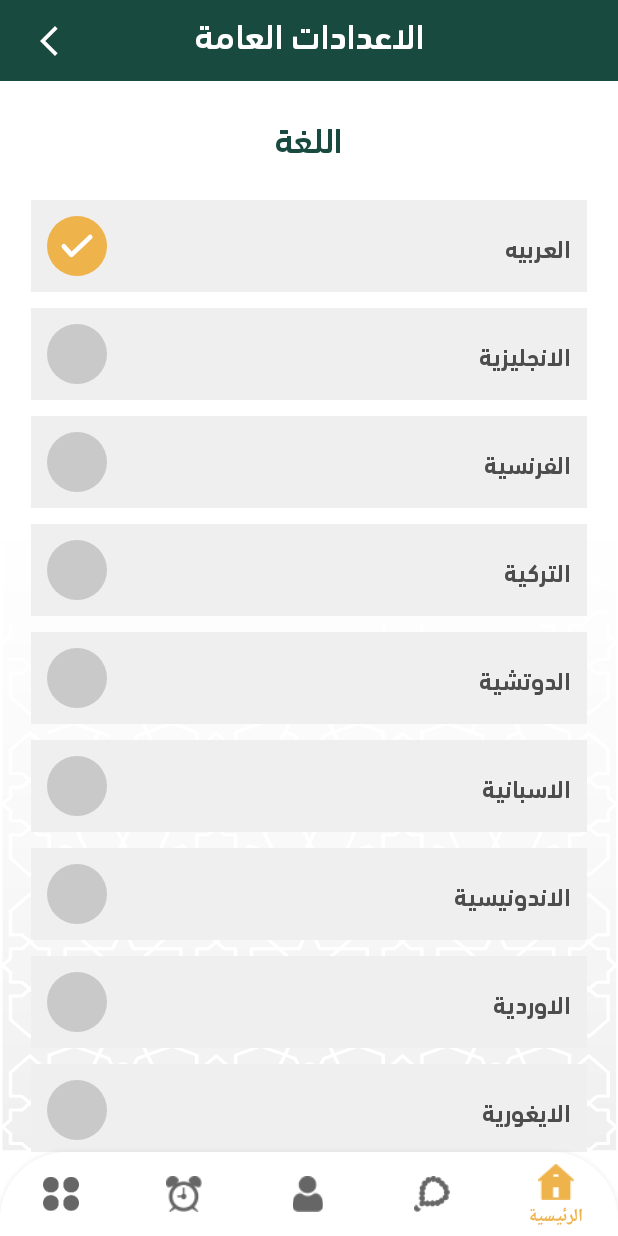
After one commit to AhmedNader65/Alsalah, an Android app: the LanguageFragment screen opened through its navigation route, on a phone screen of 412 x 824 dp. The commit adds this screen. Run offline under Robolectric (Android 15) with nearby library versions, the light colour scheme and no system bars; our stand-ins replace Dagger/Hilt's generated code, navigation-ui, sdp/ssp sizes; 31 statements that could not run were skipped.

Commit message:
language fragment

```diff
--- /dev/null
+++ b/app/src/main/java/com/crazyidea/alsalah/adapter/LanguagesAdapter.kt
@@ -0,0 +1,94 @@
+package com.crazyidea.alsalah.adapter
+
+import android.content.Context
+import android.view.LayoutInflater
+import android.view.View
+import android.view.ViewGroup
+import android.widget.ImageView
+import android.widget.TextView
+import androidx.recyclerview.widget.RecyclerView
+import com.crazyidea.alsalah.R
+import com.crazyidea.alsalah.data.model.SupportedLanguage
+import com.crazyidea.alsalah.utils.GlobalPreferences
+import javax.inject.Inject
+
+class LanguagesAdapter(
+    private val dataSet: ArrayList<SupportedLanguage>,
+    private val listner: LanguagListner
+) :
+    RecyclerView.Adapter<LanguagesAdapter.ViewHolder>() {
+    private lateinit var context: Context
+
+    lateinit var globalPreferences: GlobalPreferences
+
+    /**
+     * Provide a reference to the type of views that you are using
+     * (custom ViewHolder).
+     */
+    class ViewHolder(view: View) : RecyclerView.ViewHolder(view) {
+        val language_status: ImageView
+        val language_title: TextView
+
+        init {
+            // Define click listener for the ViewHolder's View.
+            language_status = view.findViewById(R.id.language_status)
+            language_title = view.findViewById(R.id.language_title)
+
+        }
+    }
+
+    // Create new views (invoked by the layout manager)
+    override fun onCreateViewHolder(viewGroup: ViewGroup, viewType: Int): ViewHolder {
+        // Create a new view, which defines the UI of the list item
+
+        context = viewGroup.context
+        globalPreferences=GlobalPreferences(context)
+        findMyLanguage()
+        val view = LayoutInflater.from(viewGroup.context)
+            .inflate(R.layout.item_language, viewGroup, false)
+
+        return ViewHolder(view)
+
+
+    }
+
+    private fun findMyLanguage() {
+        dataSet.find { it.shortcut == globalPreferences.locale }?.checked = true
+
+    }
+
+    // Replace the contents of a view (invoked by the layout manager)
+    override fun onBindViewHolder(viewHolder: ViewHolder, position: Int) {
+        val language = dataSet.get(position)
+
+
+        viewHolder.language_title.text = language.Name
+        if (language.checked) {
+            viewHolder.language_status.setImageDrawable(context.resources.getDrawable(R.drawable.ic_checked_lang))
+        } else {
+            viewHolder.language_status.setImageDrawable(context.resources.getDrawable(R.drawable.ic_lang_unchecked))
+        }
+
+
+
+
+        viewHolder.itemView.setOnClickListener {
+            for (lang in dataSet) {
+                lang.checked = false
+            }
+            language.checked = true
+            notifyDataSetChanged()
+            listner.onlangPicked(language)
+        }
+
+    }
+
+
+    public interface LanguagListner {
+        fun onlangPicked(language: SupportedLanguage)
+    }
+
+    // Return the size of your dataset (invoked by the layout manager)
+    override fun getItemCount() = dataSet.size
+
+}
--- /dev/null
+++ b/app/src/main/java/com/crazyidea/alsalah/data/model/SupportedLanguage.kt
@@ -0,0 +1,5 @@
+package com.crazyidea.alsalah.data.model
+
+data class SupportedLanguage(
+    val Name: String, val shortcut: String, var checked: Boolean= false
+)
--- /dev/null
+++ b/app/src/main/java/com/crazyidea/alsalah/ui/language/LanguageFragment.kt
@@ -0,0 +1,64 @@
+package com.crazyidea.alsalah.ui.language
+
+import android.os.Bundle
+import android.view.LayoutInflater
+import android.view.View
+import android.view.ViewGroup
+import androidx.fragment.app.Fragment
+import androidx.fragment.app.viewModels
+import com.crazyidea.alsalah.R
+import com.crazyidea.alsalah.adapter.LanguagesAdapter
+import com.crazyidea.alsalah.data.model.SupportedLanguage
+import com.crazyidea.alsalah.databinding.FragmentChooseLanguageBinding
+import dagger.hilt.android.AndroidEntryPoint
+
+@AndroidEntryPoint
+class LanguageFragment : Fragment(), LanguagesAdapter.LanguagListner {
+
+    private var _binding: FragmentChooseLanguageBinding? = null
+
+    // This property is only valid between onCreateView and
+    // onDestroyView.
+    private val binding get() = _binding!!
+    private val viewModel by viewModels<LanguageViewModel>()
+
+    override fun onCreateView(
+        inflater: LayoutInflater,
+        container: ViewGroup?,
+        savedInstanceState: Bundle?
+    ): View {
+
+        _binding = FragmentChooseLanguageBinding.inflate(inflater, container, false)
+        val root: View = binding.root
+
+        return root
+    }
+
+    override fun onViewCreated(view: View, savedInstanceState: Bundle?) {
+        super.onViewCreated(view, savedInstanceState)
+        binding.languagesRV.adapter = LanguagesAdapter(createLanguages(), this)
+    }
+
+    private fun createLanguages(): ArrayList<SupportedLanguage> {
+        var languages = ArrayList<SupportedLanguage>()
+        languages.add(SupportedLanguage(resources.getString(R.string.arabic), "ar", false))
+        languages.add(SupportedLanguage(resources.getString(R.string.english), "en", false))
+        languages.add(SupportedLanguage(resources.getString(R.string.frecnh), "fr", false))
+        languages.add(SupportedLanguage(resources.getString(R.string.turkish), "tr", false))
+        languages.add(SupportedLanguage(resources.getString(R.string.dutch), "du", false))
+        languages.add(SupportedLanguage(resources.getString(R.string.spanish), "sp", false))
+        languages.add(SupportedLanguage(resources.getString(R.string.indonisian), "in", false))
+        languages.add(SupportedLanguage(resources.getString(R.string.urdu), "ur", false))
+        languages.add(SupportedLanguage(resources.getString(R.string.igorish), "ig", false))
+        return languages
+    }
+
+    override fun onDestroyView() {
+        super.onDestroyView()
+        _binding = null
+    }
+
+    override fun onlangPicked(language: SupportedLanguage) {
+
+    }
+}
--- /dev/null
+++ b/app/src/main/java/com/crazyidea/alsalah/ui/language/LanguageViewModel.kt
@@ -0,0 +1,9 @@
+package com.crazyidea.alsalah.ui.language
+
+import androidx.lifecycle.ViewModel
+import dagger.hilt.android.lifecycle.HiltViewModel
+
+class LanguageViewModel : ViewModel() {
+
+
+}
--- a/app/src/main/java/com/crazyidea/alsalah/ui/setting/SettingFragment.kt
+++ b/app/src/main/java/com/crazyidea/alsalah/ui/setting/SettingFragment.kt
@@ -6,6 +6,7 @@ import android.view.View
 import android.view.ViewGroup
 import androidx.fragment.app.Fragment
 import androidx.fragment.app.viewModels
+import androidx.navigation.fragment.findNavController
 import com.crazyidea.alsalah.databinding.FragmentSettingBinding
 import dagger.hilt.android.AndroidEntryPoint
 
@@ -31,6 +32,13 @@ class SettingFragment : Fragment() {
         return root
     }
 
+    override fun onViewCreated(view: View, savedInstanceState: Bundle?) {
+        super.onViewCreated(view, savedInstanceState)
+        binding.languageCon.setOnClickListener {
+            findNavController().navigate(SettingFragmentDirections.actionSettingFragmentToLanguageFragment())
+        }
+    }
+
     override fun onDestroyView() {
         super.onDestroyView()
         _binding = null
--- /dev/null
+++ b/app/src/main/res/drawable/ic_checked_lang.xml
@@ -0,0 +1,5 @@
+<vector android:height="40dp" android:viewportHeight="77.439"
+    android:viewportWidth="77.439" android:width="40dp" xmlns:android="http://schemas.android.com/apk/res/android">
+    <path android:fillColor="#eeb34b" android:pathData="M38.72,38.72m-38.72,0a38.72,38.72 0,1 1,77.44 0a38.72,38.72 0,1 1,-77.44 0"/>
+    <path android:fillColor="#fff" android:pathData="M31.544,53.259c-0.043,0 -0.087,0 -0.13,0a3.055,3.055 0,0 1,-2.158 -1.027l-9.781,-11.045a3.055,3.055 0,1 1,4.575 -4.051l7.682,8.673L53.57,25.022a3.056,3.056 0,1 1,4.213 4.427L33.651,52.422A3.056,3.056 0,0 1,31.544 53.259Z"/>
+</vector>
--- /dev/null
+++ b/app/src/main/res/drawable/ic_lang_unchecked.xml
@@ -0,0 +1,4 @@
+<vector android:height="40dp" android:viewportHeight="77.439"
+    android:viewportWidth="77.439" android:width="40dp" xmlns:android="http://schemas.android.com/apk/res/android">
+    <path android:fillColor="#c9c9c9" android:pathData="M38.72,38.72m-38.72,0a38.72,38.72 0,1 1,77.44 0a38.72,38.72 0,1 1,-77.44 0"/>
+</vector>
--- /dev/null
+++ b/app/src/main/res/layout/fragment_choose_language.xml
@@ -0,0 +1,60 @@
+<?xml version="1.0" encoding="utf-8"?>
+<androidx.constraintlayout.widget.ConstraintLayout xmlns:android="http://schemas.android.com/apk/res/android"
+    xmlns:app="http://schemas.android.com/apk/res-auto"
+    xmlns:tools="http://schemas.android.com/tools"
+    android:layout_width="match_parent"
+    android:layout_height="match_parent"
+    android:background="@drawable/ic_bg_light_night">
+
+    <TextView
+        android:id="@+id/title"
+        style="@style/boldText"
+        android:layout_width="match_parent"
+        android:layout_height="wrap_content"
+        android:background="@color/text_green_color"
+        android:paddingBottom="@dimen/_8sdp"
+        android:text="@string/generalSetting"
+        android:textAlignment="center"
+        android:textColor="@color/white"
+        android:textSize="@dimen/_18ssp"
+        app:layout_constraintTop_toTopOf="parent" />
+
+    <ImageView
+        android:id="@+id/back"
+        android:layout_width="wrap_content"
+        android:layout_height="wrap_content"
+        android:layout_marginEnd="@dimen/_16sdp"
+        android:src="@drawable/ic_baseline_arrow_back_ios_new_24"
+        app:layout_constraintBottom_toBottomOf="@+id/title"
+        app:layout_constraintEnd_toEndOf="parent"
+        app:layout_constraintTop_toTopOf="@+id/title" />
+
+
+    <TextView
+        android:layout_width="wrap_content"
+        android:layout_height="wrap_content"
+        app:layout_constraintStart_toStartOf="parent"
+        app:layout_constraintEnd_toEndOf="parent"
+        app:layout_constraintTop_toBottomOf="@+id/title"
+        android:layout_marginTop="@dimen/_12sdp"
+        android:text="@string/language"
+        android:textColor="@color/text_green_color"
+        android:textSize="@dimen/_18sdp"
+        android:id="@+id/languagetext"
+        android:fontFamily="@font/din_medium"/>
+
+
+    <androidx.recyclerview.widget.RecyclerView
+        android:layout_width="match_parent"
+        android:layout_marginStart="@dimen/_12sdp"
+        android:layout_marginEnd="@dimen/_12sdp"
+        android:layout_height="0dp"
+        app:layout_constraintTop_toBottomOf="@+id/languagetext"
+        app:layout_constraintBottom_toBottomOf="parent"
+        android:layout_marginTop="@dimen/_12sdp"
+        android:id="@+id/languagesRV"
+        tools:listitem="@layout/item_Language"
+        app:layoutManager="androidx.recyclerview.widget.LinearLayoutManager"/>
+
+
+</androidx.constraintlayout.widget.ConstraintLayout>
--- /dev/null
+++ b/app/src/main/res/layout/item_language.xml
@@ -0,0 +1,37 @@
+<?xml version="1.0" encoding="utf-8"?>
+
+
+    <androidx.constraintlayout.widget.ConstraintLayout
+        xmlns:android="http://schemas.android.com/apk/res/android"
+        xmlns:app="http://schemas.android.com/apk/res-auto"
+        android:layout_width="match_parent"
+        android:layout_height="wrap_content"
+        android:layout_margin="@dimen/_4sdp"
+        android:background="#EFEFEF"
+        android:padding="@dimen/_8sdp">
+
+        <ImageView
+            android:id="@+id/language_status"
+            android:layout_width="wrap_content"
+            android:layout_height="wrap_content"
+            android:scaleType="centerCrop"
+            android:src="@drawable/ic_lang_unchecked"
+            app:layout_constraintBottom_toBottomOf="parent"
+            app:layout_constraintEnd_toEndOf="parent"
+            app:layout_constraintTop_toTopOf="parent" />
+
+
+
+    <TextView
+        android:layout_width="wrap_content"
+        android:layout_height="wrap_content"
+        app:layout_constraintStart_toStartOf="parent"
+        app:layout_constraintTop_toTopOf="parent"
+        app:layout_constraintBottom_toBottomOf="parent"
+        android:text="@string/language"
+        android:id="@+id/language_title"
+        style="@style/boldText"/>
+
+
+
+    </androidx.constraintlayout.widget.ConstraintLayout>
--- a/app/src/main/res/navigation/mobile_navigation.xml
+++ b/app/src/main/res/navigation/mobile_navigation.xml
@@ -61,7 +61,11 @@
         android:id="@+id/settingFragment"
         android:name="com.crazyidea.alsalah.ui.setting.SettingFragment"
         android:label="fragment_setting"
-        tools:layout="@layout/fragment_setting" />
+        tools:layout="@layout/fragment_setting" >
+        <action
+            android:id="@+id/action_settingFragment_to_languageFragment"
+            app:destination="@id/languageFragment" />
+    </fragment>
 
     <fragment
         android:id="@+id/compassFragment2"
@@ -109,5 +113,10 @@
         android:name="com.crazyidea.alsalah.ui.whoAreWe.WhoAreWeFragment"
         android:label="WhoAreWeFragment"
         tools:layout="@layout/fragment_who_are_we" />
+    <fragment
+        android:id="@+id/languageFragment"
+        tools:layout="@layout/fragment_choose_language"
+        android:name="com.crazyidea.alsalah.ui.language.LanguageFragment"
+        android:label="LanguageFragment" />
 
 </navigation>
--- a/app/src/main/res/values/strings.xml
+++ b/app/src/main/res/values/strings.xml
@@ -97,4 +97,14 @@
     <string name="sun">الشمس</string>
     <string name="moon">القمر</string>
     <string name="empty"></string>
+    <string name="العربيه">العربية</string>
+    <string name="arabic">العربيه</string>
+    <string name="english">الانجليزية</string>
+    <string name="frecnh">الفرنسية</string>
+    <string name="turkish">التركية</string>
+    <string name="dutch">الدوتشية</string>
+    <string name="spanish">الاسبانية</string>
+    <string name="indonisian">الاندونيسية</string>
+    <string name="urdu">الاوردية</string>
+    <string name="igorish">الايغورية</string>
 </resources>
```
